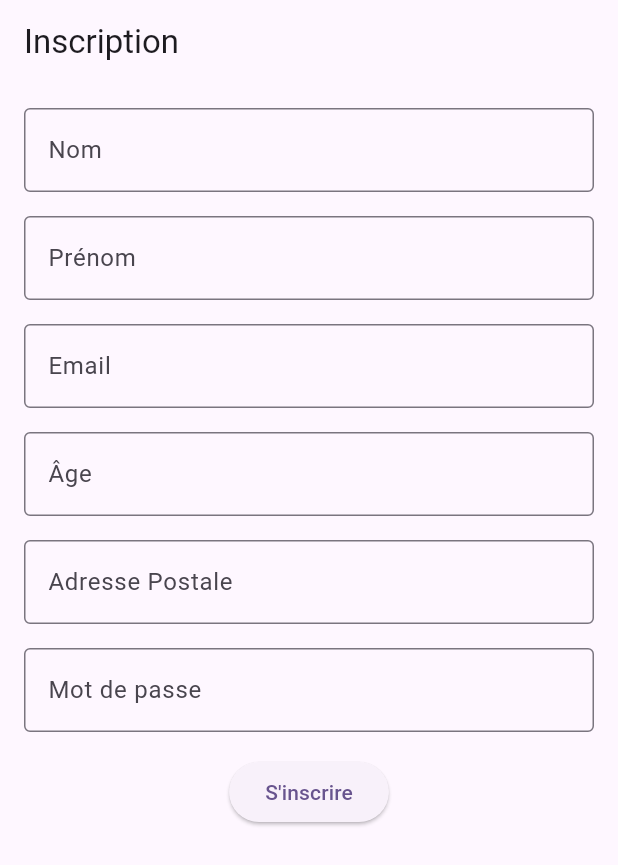
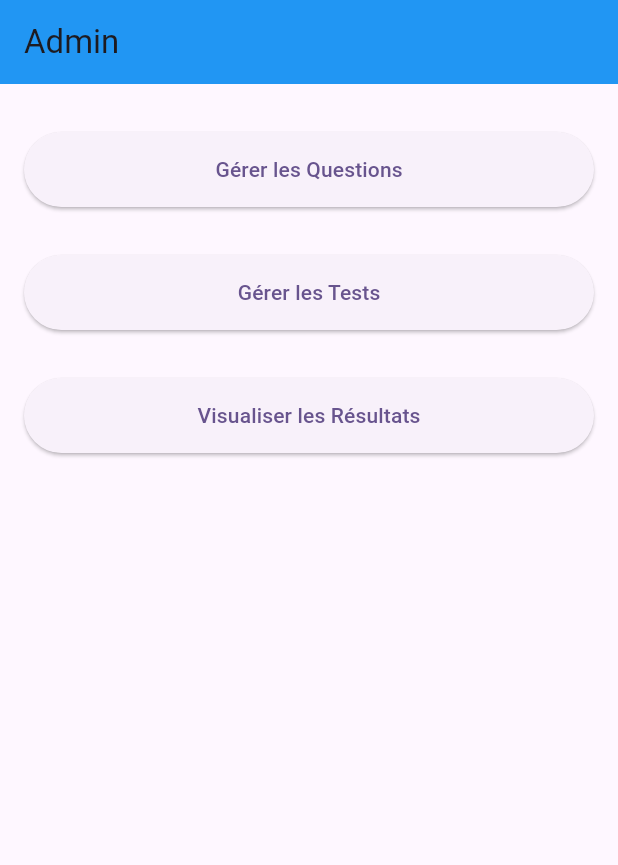
Before and after one commit to Sllappo/sprint_flutter, a Flutter app: the screen it shows after launch, on a phone screen of 412 x 824 dp. Shown: the top 865 px of the screen. Run offline on Flutter 3.47's test engine with Material 3 defaults, Android fonts, the phone set to English and light mode, and no system bars; our stand-ins replace flutter_dotenv; missing offline and left inert: mongo_dart.

Commit message:
page Admin avec boutons qui mennent vers les pages Gestions des questions, tests et visualisation des résultats + système de route dans main

```diff
--- /dev/null
+++ b/lib/View/adminCenter.dart
@@ -0,0 +1,72 @@
+import 'package:flutter/material.dart';
+import './managementQuestions.dart';
+import './managementTests.dart';
+import './showResults.dart';
+
+class AdminCenter extends StatelessWidget {
+  const AdminCenter({super.key});
+
+  @override
+  Widget build(BuildContext context) {
+    return Scaffold(
+      appBar: AppBar(
+        title: const Text('Admin'),
+        backgroundColor: Colors.blue,
+      ),
+      body: Padding(
+        padding: const EdgeInsets.all(16.0),
+        child: Column(
+          children: [
+            Expanded(
+              child: ButtonsList(context), // Liste des boutons
+            ),
+          ],
+        ),
+      ),
+    );
+  }
+}
+
+Widget ButtonsList(BuildContext context) {
+  final List<Map<String, dynamic>> buttons = [
+    {
+      'label': 'Gérer les Questions',
+      'onPressed': () {
+        Navigator.pushNamed(context, '/admin/management-questions');
+      },
+    },
+    {
+      'label': 'Gérer les Tests',
+      'onPressed': () {
+        Navigator.pushNamed(context, '/admin/management-tests');
+      },
+    },
+    {
+      'label': 'Visualiser les Résultats',
+      'onPressed': () {
+        Navigator.pushNamed(context, '/admin/show-results');
+      },
+    },
+  ];
+
+  return ListView.builder(
+    itemCount: buttons.length,
+    itemBuilder: (context, index) {
+      final button = buttons[index];
+      return Column(
+        children: [
+          const SizedBox(height: 16),
+          SizedBox(
+            width: double.infinity,
+            height: 50,
+            child: ElevatedButton(
+              onPressed: button['onPressed'],
+              child: Text(button['label']),
+            ),
+          ),
+          const SizedBox(height: 16),
+        ],
+      );
+    },
+  );
+}
--- a/lib/main.dart
+++ b/lib/main.dart
@@ -1,6 +1,10 @@
 import 'package:flutter/material.dart';
 import 'package:flutter_dotenv/flutter_dotenv.dart';
 import 'View/formRegister.dart';
+import 'View/adminCenter.dart';
+import 'View/managementQuestions.dart';
+import 'View/managementTests.dart';
+import 'View/showResults.dart';
 
 Future main() async {
   runApp(const MyApp());
@@ -13,42 +17,26 @@ class MyApp extends StatelessWidget {
   @override
   Widget build(BuildContext context) {
     return MaterialApp(
+      debugShowCheckedModeBanner: false,
       title: 'Flutter Demo',
       theme: ThemeData(
-        // This is the theme of your application.
-        //
-        // TRY THIS: Try running your application with "flutter run". You'll see
-        // the application has a purple toolbar. Then, without quitting the app,
-        // try changing the seedColor in the colorScheme below to Colors.green
-        // and then invoke "hot reload" (save your changes or press the "hot
-        // reload" button in a Flutter-supported IDE, or press "r" if you used
-        // the command line to start the app).
-        //
-        // Notice that the counter didn't reset back to zero; the application
-        // state is not lost during the reload. To reset the state, use hot
-        // restart instead.
-        //
-        // This works for code too, not just values: Most code changes can be
-        // tested with just a hot reload.
         colorScheme: ColorScheme.fromSeed(seedColor: Colors.deepPurple),
         useMaterial3: true,
       ),
-      home: const FormRegister(),
+      initialRoute: '/',
+      routes: {
+        '/admin': (context) => const AdminCenter(),
+        '/admin/management-questions': (context) => const ManagementQuestions(),
+        '/admin/management-tests': (context) => const ManagementTests(),
+        '/admin/show-results': (context) => const ShowResults(),
+      },
+      home: const AdminCenter(),
     );
   }
 }
 
 class MyHomePage extends StatefulWidget {
   const MyHomePage({super.key, required this.title});
-
-  // This widget is the home page of your application. It is stateful, meaning
-  // that it has a State object (defined below) that contains fields that affect
-  // how it looks.
-
-  // This class is the configuration for the state. It holds the values (in this
-  // case the title) provided by the parent (in this case the App widget) and
-  // used by the build method of the State. Fields in a Widget subclass are
-  // always marked "final".
 
   final String title;
 
@@ -61,50 +49,19 @@ class _MyHomePageState extends State<MyHomePage> {
 
   void _incrementCounter() {
     setState(() {
-      // This call to setState tells the Flutter framework that something has
-      // changed in this State, which causes it to rerun the build method below
-      // so that the display can reflect the updated values. If we changed
-      // _counter without calling setState(), then the build method would not be
-      // called again, and so nothing would appear to happen.
       _counter++;
     });
   }
 
   @override
   Widget build(BuildContext context) {
-    // This method is rerun every time setState is called, for instance as done
-    // by the _incrementCounter method above.
-    //
-    // The Flutter framework has been optimized to make rerunning build methods
-    // fast, so that you can just rebuild anything that needs updating rather
-    // than having to individually change instances of widgets.
     return Scaffold(
       appBar: AppBar(
-        // TRY THIS: Try changing the color here to a specific color (to
-        // Colors.amber, perhaps?) and trigger a hot reload to see the AppBar
-        // change color while the other colors stay the same.
         backgroundColor: Theme.of(context).colorScheme.inversePrimary,
-        // Here we take the value from the MyHomePage object that was created by
-        // the App.build method, and use it to set our appbar title.
         title: Text(widget.title),
       ),
       body: Center(
-        // Center is a layout widget. It takes a single child and positions it
-        // in the middle of the parent.
         child: Column(
-          // Column is also a layout widget. It takes a list of children and
-          // arranges them vertically. By default, it sizes itself to fit its
-          // children horizontally, and tries to be as tall as its parent.
-          //
-          // Column has various properties to control how it sizes itself and
-          // how it positions its children. Here we use mainAxisAlignment to
-          // center the children vertically; the main axis here is the vertical
-          // axis because Columns are vertical (the cross axis would be
-          // horizontal).
-          //
-          // TRY THIS: Invoke "debug painting" (choose the "Toggle Debug Paint"
-          // action in the IDE, or press "p" in the console), to see the
-          // wireframe for each widget.
           mainAxisAlignment: MainAxisAlignment.center,
           children: <Widget>[
             const Text(
```
Also changed, not shown: lib/View/managementQuestions.dart (added, +18 -0 lines), lib/View/managementTests.dart (added, +18 -0 lines), lib/View/showResults.dart (added, +18 -0 lines).
